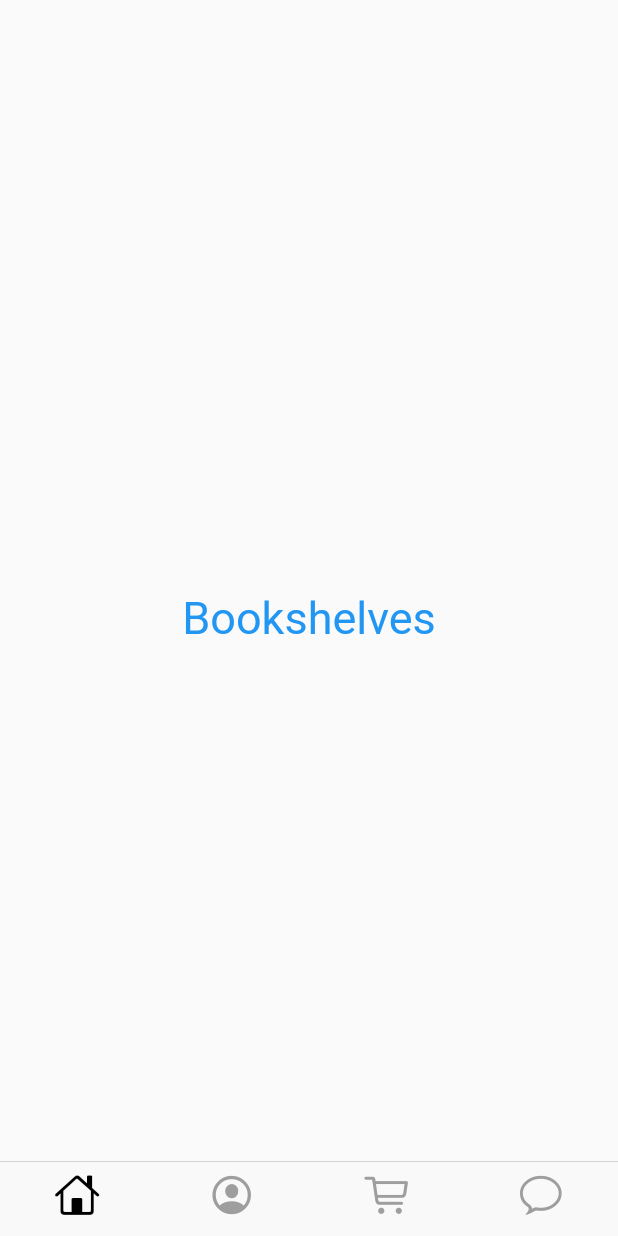
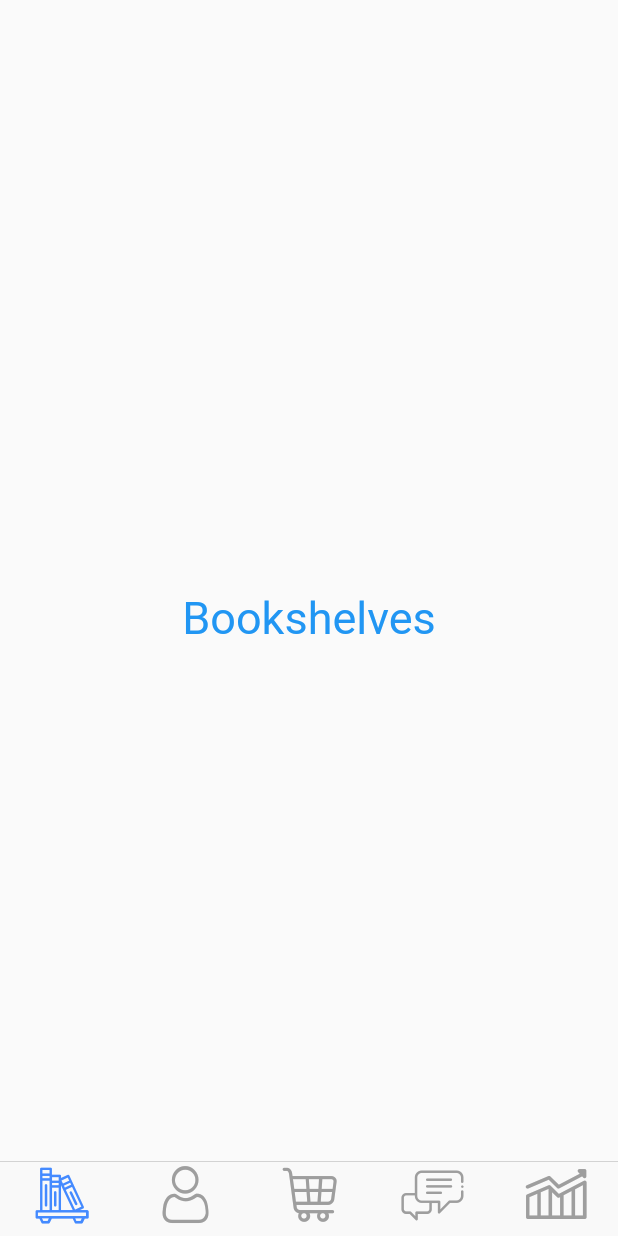
Before and after one commit to uribbas/learnink-base, a Flutter app: the Dashboard screen opened directly, on a phone screen of 412 x 824 dp. Run offline on Flutter 3.47's test engine with Material 2 defaults, Android fonts, the phone set to English and light mode, and no system bars; our stand-ins replace cloud_firestore, firebase_auth, fluttertoast, google_sign_in; accounts and stored records are empty; project files that could hold a hidden picture were left out.

Commit message:
Adding custom icons to the application Adding focusnode for user detail form Adding progress page

```diff
--- a/lib/src/dashboard/cupertino_dashboard_scaffold.dart
+++ b/lib/src/dashboard/cupertino_dashboard_scaffold.dart
@@ -23,8 +23,9 @@ class CupertinoDashboardScaffold extends StatelessWidget {
           _buildItem(TabItem.account),
           _buildItem(TabItem.cart),
           _buildItem(TabItem.chat),
+          _buildItem(TabItem.progress),
         ],
-
+        //border:Border(top:BorderSide(color:Colors.black,width:2.0,),),
         onTap: (index)=>onSelectTab(TabItem.values[index]),
       ),
       tabBuilder: (context, index) {
@@ -36,9 +37,9 @@ class CupertinoDashboardScaffold extends StatelessWidget {
   }
   BottomNavigationBarItem _buildItem(TabItem tabItem){
     final itemData=TabItemData.allTabs[tabItem];
-    final color=currentTab==tabItem? Colors.black:Colors.grey;
+    final color=currentTab==tabItem? Colors.blueAccent:Colors.grey;
     return BottomNavigationBarItem(
-      icon:Icon(itemData.icon,color: color,),
+      icon:Icon(itemData.icon,color: color,size:45.0,),
      );
   }
 }
--- a/lib/src/dashboard/dashboard.dart
+++ b/lib/src/dashboard/dashboard.dart
@@ -1,13 +1,12 @@
 import 'package:flutter/cupertino.dart';
 import 'package:flutter/material.dart';
+import '../progress.dart';
 import 'cupertino_dashboard_scaffold.dart';
 import 'tab_item.dart';
-import 'package:provider/provider.dart';
 import '../account.dart';
 import '../bookshelves.dart';
 import '../cart.dart';
 import '../chat.dart';
-import '../login/auth.dart';
 
 class Dashboard extends StatefulWidget {
   @override
@@ -23,6 +22,7 @@ class _DashboardState extends State<Dashboard> {
      TabItem.account:(_)=> CupertinoPageScaffold(child: Account(),),
      TabItem.chat:(_)=>CupertinoPageScaffold(child: Chat(),),
      TabItem.cart:(_)=>CupertinoPageScaffold(child:Cart(),),
+     TabItem.progress:(_)=>CupertinoPageScaffold(child:Progress(),),
    };
  }
   @override
--- a/lib/src/dashboard/dashboard_landing.dart
+++ b/lib/src/dashboard/dashboard_landing.dart
@@ -49,7 +49,7 @@ class _DashboardLandingState extends State<DashboardLanding> {
       await Future.delayed(Duration.zero,(){_db=Provider.of<Database>(context,listen:false);});
       final userRef=await _db.getCollectionRef('users');
       final userInfo=await _db.selectedUsersRefList(userRef.where('uid', isEqualTo: widget.user.uid));
-
+      if(mounted) {
         setState(() {
           _authUser = userInfo.isNotEmpty ? userInfo[0] : _getAuthUserInfo();
           _authSource = (widget.user.email != null || widget.user.email != '')
@@ -57,7 +57,7 @@ class _DashboardLandingState extends State<DashboardLanding> {
               : AuthSource.phone;
           _documentId = userInfo.isNotEmpty ? userInfo[0].documentId : null;
         });
-
+      }
   }
 
   void _skipPage(bool skip) {
@@ -75,7 +75,6 @@ class _DashboardLandingState extends State<DashboardLanding> {
         print(
             "Provider value ${widget.user.providerId} $_authSource $_documentId");
         return UserDetailPage(
-            database: _db,
             user: _authUser,
             auth: auth,
             documentId: _documentId,
--- a/lib/src/dashboard/tab_item.dart
+++ b/lib/src/dashboard/tab_item.dart
@@ -1,16 +1,18 @@
 import 'package:flutter/cupertino.dart';
 import 'package:flutter/material.dart';
+import '../widgets/my_flutter_icons.dart';
 
-enum TabItem {bookshelves,account,cart,chat}
+enum TabItem {bookshelves,account,cart,chat,progress}
 
 class TabItemData{
   const TabItemData({@ required this.icon});
   final IconData icon;
 
   static const Map<TabItem,TabItemData> allTabs= {
-    TabItem.bookshelves:TabItemData(icon:CupertinoIcons.home),
-    TabItem.account:TabItemData(icon:CupertinoIcons.profile_circled),
-    TabItem.cart:TabItemData(icon:CupertinoIcons.shopping_cart),
-    TabItem.chat:TabItemData(icon:CupertinoIcons.conversation_bubble),
+    TabItem.bookshelves:TabItemData(icon:MyFlutterIcons.bookshelves),
+    TabItem.account:TabItemData(icon:MyFlutterIcons.profile),
+    TabItem.cart:TabItemData(icon:MyFlutterIcons.shopping_cart),
+    TabItem.chat:TabItemData(icon:MyFlutterIcons.dialog_bubble),
+    TabItem.progress:TabItemData(icon:MyFlutterIcons.chart),
    };
 }
--- /dev/null
+++ b/lib/src/widgets/my_flutter_icons.dart
@@ -0,0 +1,29 @@
+/// Flutter icons MyFlutterApp
+/// Copyright (C) 2020 by original authors @ fluttericon.com, fontello.com
+/// This font was generated by FlutterIcon.com, which is derived from Fontello.
+///
+/// To use this font, place it in your fonts/ directory and include the
+/// following in your pubspec.yaml
+///
+/// flutter:
+///   fonts:
+///    - family:  MyFlutterApp
+///      fonts:
+///       - asset: fonts/MyFlutterApp.ttf
+///
+///
+///
+import 'package:flutter/widgets.dart';
+
+class MyFlutterIcons {
+  MyFlutterIcons._();
+
+  static const _kFontFam = 'MyFlutterIcons';
+  static const _kFontPkg = null;
+
+  static const IconData bookshelves = IconData(0xe800, fontFamily: _kFontFam, fontPackage: _kFontPkg);
+  static const IconData shopping_cart = IconData(0xe801, fontFamily: _kFontFam, fontPackage: _kFontPkg);
+  static const IconData chart = IconData(0xe802, fontFamily: _kFontFam, fontPackage: _kFontPkg);
+  static const IconData dialog_bubble = IconData(0xe803, fontFamily: _kFontFam, fontPackage: _kFontPkg);
+  static const IconData profile = IconData(0xe804, fontFamily: _kFontFam, fontPackage: _kFontPkg);
+}
--- a/pubspec.yaml
+++ b/pubspec.yaml
@@ -119,3 +119,7 @@ flutter:
          - asset: assets/fonts/Montserrat-BlackItalic.ttf
            style: italic
            weight: 700
+
+    - family:  MyFlutterIcons
+      fonts:
+         - asset: assets/flutter_icons/MyFlutterIcons.ttf
```
Also changed, not shown: lib/src/dashboard/user_details_page.dart (+42 -17 lines), lib/src/progress.dart (added, +17 -0 lines), assets/flutter_icons/MyFlutterIcons.ttf (added).
